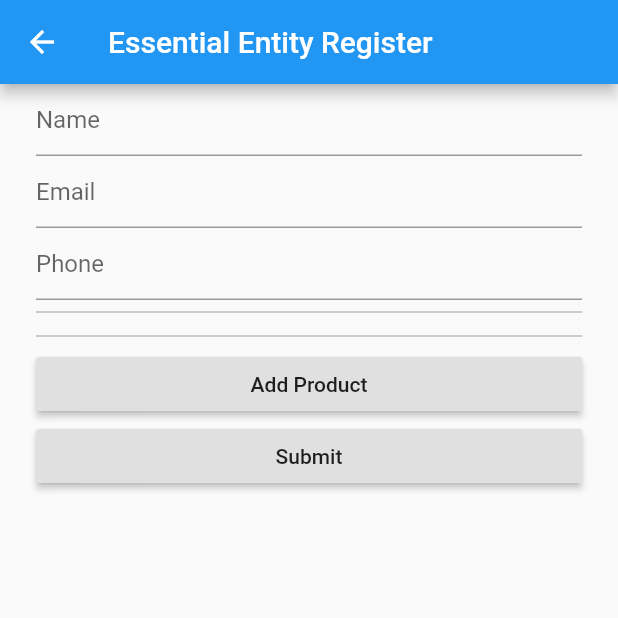
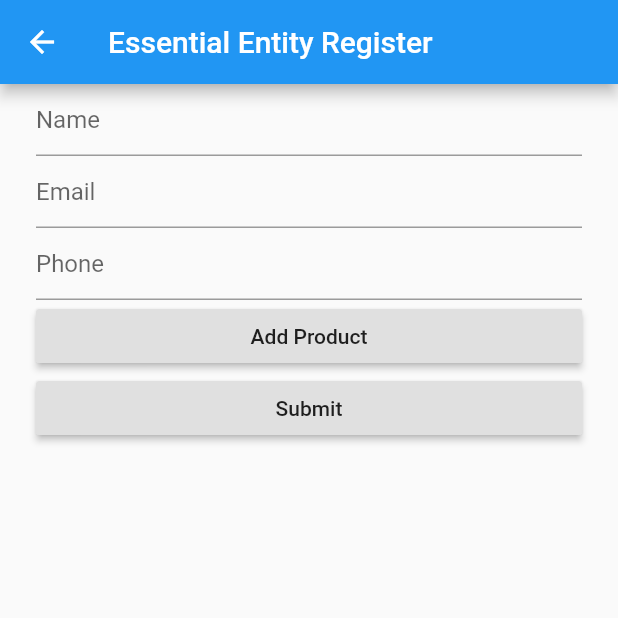
Before and after one commit to thinkforliving/frontend, a Flutter app: the ConsumerPage screen opened by its route, on a phone screen of 412 x 824 dp, the top half of it. Run offline on Flutter 3.47's test engine with Material 2 defaults, Android fonts, the phone set to English and light mode, and no system bars; our stand-ins replace cloud_firestore; accounts and stored records are empty.

Commit message:
delete divider

```diff
--- a/app/lib/consumerPage.dart
+++ b/app/lib/consumerPage.dart
@@ -56,17 +56,11 @@ class _ConsumerPageState extends State<ConsumerPage> {
         ),
         onSaved: (String value) => _entityPhone = value,
       ),
-      Divider(
-        color: Colors.grey,
-      ),
     ];
   }
 
   List<Widget> getProductAddButtonWidgets() {
     return <Widget>[
-      Divider(
-        color: Colors.grey,
-      ),
       RaisedButton(
         onPressed: () {
           setState(() {
```
